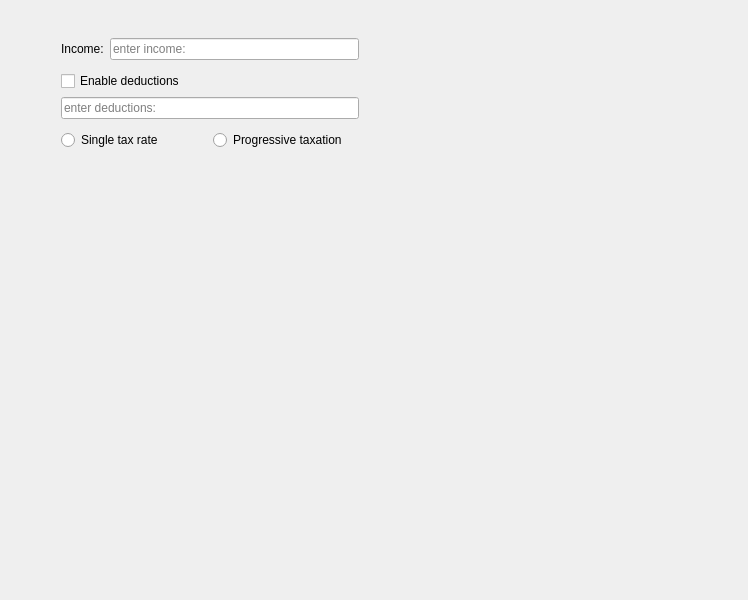
Above: mainwindow.ui from materesszer/Tax-Calculator before the change. Below: the same form after it.
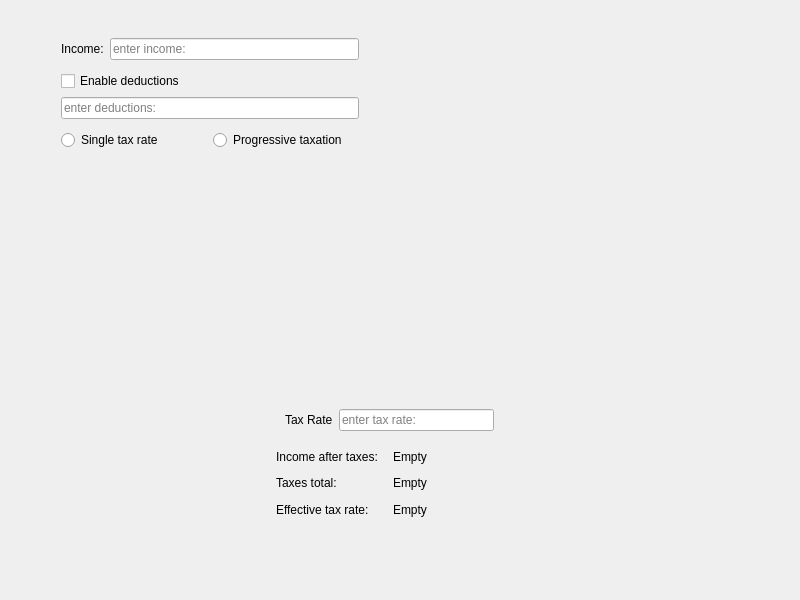
That is the form after the change.

Commit message: Single tax rate results design

```diff
--- a/mainwindow.ui
+++ b/mainwindow.ui
@@ -9,7 +9,7 @@
    <rect>
     <x>0</x>
     <y>0</y>
-    <width>748</width>
+    <width>800</width>
     <height>600</height>
    </rect>
   </property>
@@ -107,6 +107,95 @@
      </item>
     </layout>
    </widget>
+   <widget class="QWidget" name="">
+    <property name="geometry">
+     <rect>
+      <x>276</x>
+      <y>400</y>
+      <width>227</width>
+      <height>120</height>
+     </rect>
+    </property>
+    <layout class="QVBoxLayout" name="singleTax">
+     <item>
+      <widget class="QWidget" name="taxRate" native="true">
+       <property name="enabled">
+        <bool>true</bool>
+       </property>
+       <layout class="QHBoxLayout" name="horizontalLayout">
+        <item>
+         <widget class="QLabel" name="taxRateLabel">
+          <property name="text">
+           <string>Tax Rate</string>
+          </property>
+         </widget>
+        </item>
+        <item>
+         <widget class="QLineEdit" name="taxRateAmount">
+          <property name="placeholderText">
+           <string>enter tax rate:</string>
+          </property>
+         </widget>
+        </item>
+       </layout>
+      </widget>
+     </item>
+     <item>
+      <layout class="QHBoxLayout" name="incomeAftTxs">
+       <item>
+        <widget class="QLabel" name="incomeAftTxsLabel">
+         <property name="text">
+          <string>Income after taxes:</string>
+         </property>
+        </widget>
+       </item>
+       <item>
+        <widget class="QLabel" name="incomeAftTxsAmount">
+         <property name="text">
+          <string>Empty</string>
+         </property>
+        </widget>
+       </item>
+      </layout>
+     </item>
+     <item>
+      <layout class="QHBoxLayout" name="taxesTotal">
+       <item>
+        <widget class="QLabel" name="taxesTotalLabel">
+         <property name="text">
+          <string>Taxes total:</string>
+         </property>
+        </widget>
+       </item>
+       <item>
+        <widget class="QLabel" name="taxesTotalAmount">
+         <property name="text">
+          <string>Empty</string>
+         </property>
+        </widget>
+       </item>
+      </layout>
+     </item>
+     <item>
+      <layout class="QHBoxLayout" name="effTaxRate">
+       <item>
+        <widget class="QLabel" name="effTaxRateLabel">
+         <property name="text">
+          <string>Effective tax rate:</string>
+         </property>
+        </widget>
+       </item>
+       <item>
+        <widget class="QLabel" name="effTaxRateAmount">
+         <property name="text">
+          <string>Empty</string>
+         </property>
+        </widget>
+       </item>
+      </layout>
+     </item>
+    </layout>
+   </widget>
   </widget>
  </widget>
  <resources/>
```
Left out of the diff: 4 changed lines with no effect on the pictures. The commit also changes 2 other files.
